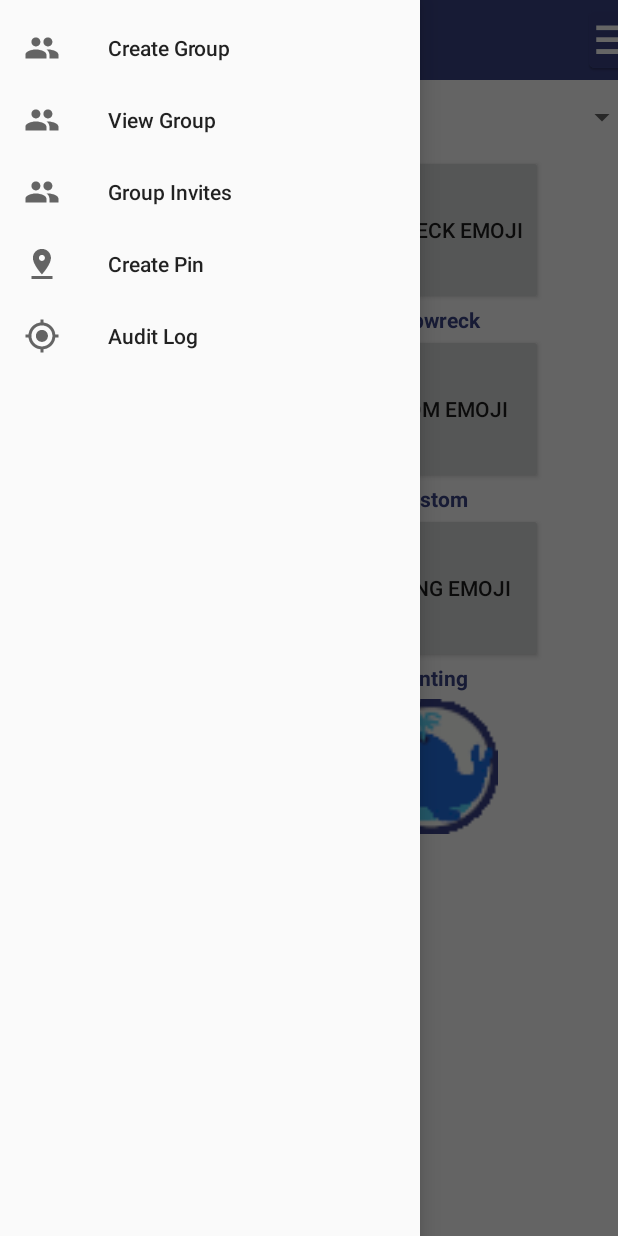
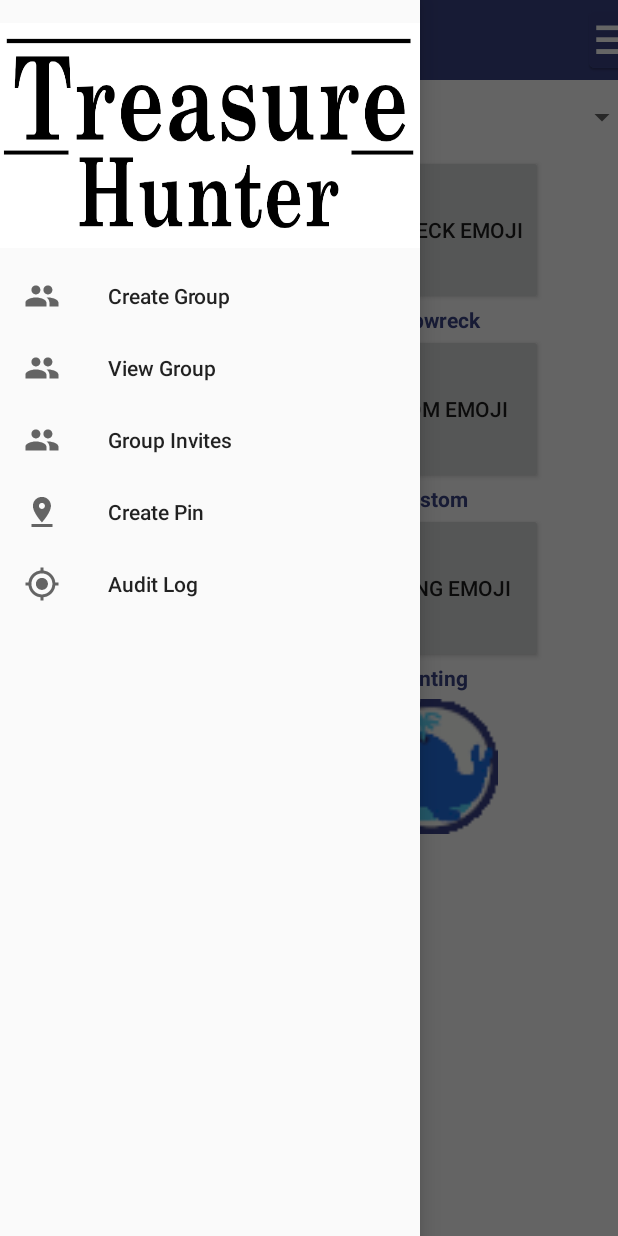
Before and after one commit to SoftwareEngineeringOwlsTeam/SEOwlsTeam, an Android app: the MainActivity screen opened directly, with no data from a screen before it, after a tap on an icon or button, on a phone screen of 412 x 824 dp. Run offline under Robolectric (Android 15) with nearby library versions, the phone set to English and light mode, and no system bars; Roboto replaces fonts that are not available here; 1 statement that could not run was skipped.

Commit message:
navigation view work
added a navigation header to the navigation view

```diff
--- a/app/src/main/res/layout/activity_main.xml
+++ b/app/src/main/res/layout/activity_main.xml
@@ -246,6 +246,7 @@
         android:layout_height="match_parent"
         android:layout_gravity="start"
         android:fitsSystemWindows="true"
-        app:menu="@menu/navigation_menu" />
+        app:menu="@menu/navigation_menu"
+        app:headerLayout="@layout/navigation_header"/>
 
 </android.support.v4.widget.DrawerLayout>
--- /dev/null
+++ b/app/src/main/res/layout/navigation_header.xml
@@ -0,0 +1,15 @@
+<?xml version="1.0" encoding="utf-8"?>
+<LinearLayout
+    xmlns:android="http://schemas.android.com/apk/res/android" android:layout_width="match_parent"
+    android:layout_height="wrap_content"
+    android:gravity="center"
+    android:orientation="vertical">
+
+
+    <ImageView
+        android:layout_width="wrap_content"
+        android:layout_height="150dp"
+        android:background="@mipmap/treasure_hunter_splash_cropped"
+        android:layout_marginTop="15dp"/>
+
+</LinearLayout>
```
Also changed, not shown: app/src/main/res/mipmap-hdpi/treasure_hunter_splash_cropped.png (added).
